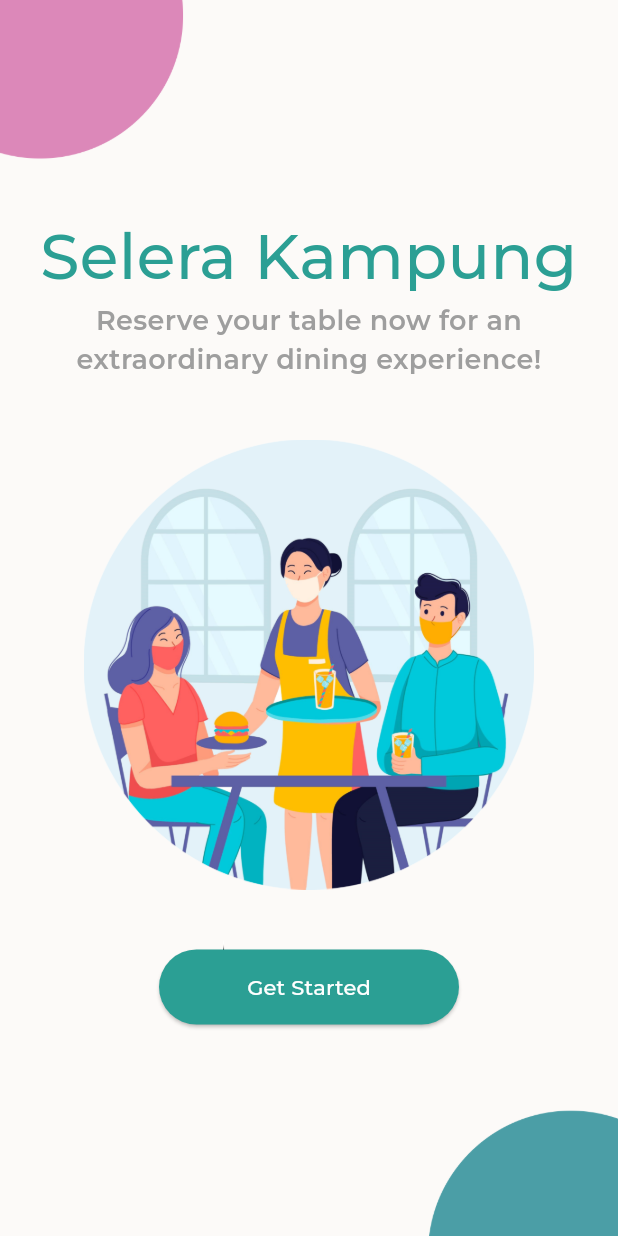
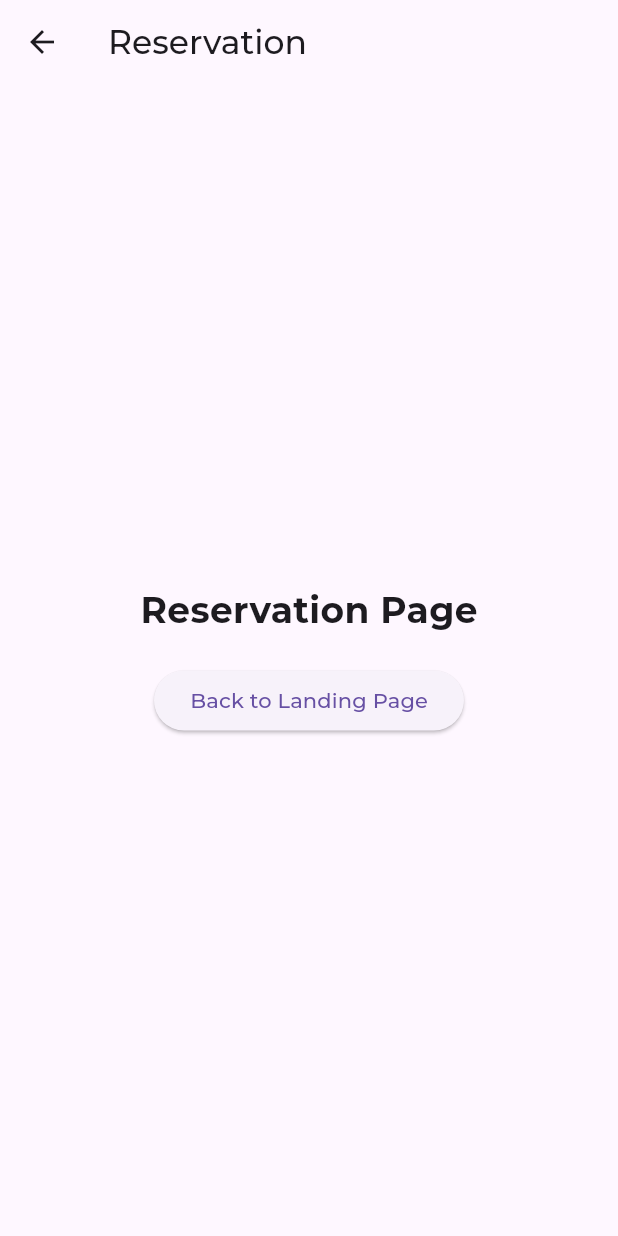
Before and after one commit to haziq-aziz/MUC-Project, a Flutter app: the screen it shows after launch, after a tap on "Get Started", on a phone screen of 412 x 824 dp. Run offline on Flutter 3.47's test engine with Material 3 defaults, Android fonts, the phone set to English and light mode, and no system bars; project files that could hold a hidden picture were left out.

Commit message:
Refactoring the application

```diff
--- /dev/null
+++ b/lib/landingpage.dart
@@ -0,0 +1,76 @@
+import 'package:flutter/material.dart';
+import 'reservationpage.dart';
+
+class LandingPage extends StatelessWidget {
+  const LandingPage({super.key});
+
+  @override
+  Widget build(BuildContext context) {
+    return Scaffold(
+      body: Container(
+        decoration: const BoxDecoration(
+          image: DecorationImage(
+            image:
+                AssetImage('assets/images/background.png'), // RBackground Image
+            fit: BoxFit.cover, // Make the background image fit to the screen
+          ),
+        ),
+        child: Center(
+          child: Column(
+            mainAxisAlignment: MainAxisAlignment.center,
+            children: [
+              const Text(
+                'Selera Kampung',
+                style: TextStyle(
+                    fontSize: 42,
+                    color: Color.fromRGBO(43, 159, 148, 1.0),
+                    fontWeight: FontWeight.w700),
+                textAlign: TextAlign.center,
+              ),
+              const Text(
+                'Reserve your table now for an extraordinary dining experience!',
+                style: TextStyle(
+                    fontSize: 18,
+                    color: Colors.grey,
+                    fontWeight: FontWeight.w600),
+                textAlign: TextAlign.center,
+              ),
+              const SizedBox(height: 20),
+              Container(
+                margin: const EdgeInsets.only(
+                    top: 20, bottom: 30), // Add margin top and bottom here
+                child: Image.asset(
+                  'assets/images/image_landing.png', // Replace with your illustration image
+                  height: 300,
+                ),
+              ),
+              const SizedBox(height: 20),
+              ElevatedButton(
+                onPressed: () {
+                  Navigator.push(
+                      context,
+                      MaterialPageRoute(
+                          builder: (context) =>
+                              ReservationPage())); // Add your action when the button is pressed
+                },
+                style: ButtonStyle(
+                  minimumSize: MaterialStateProperty.all<Size>(const Size(200, 50)),
+                  backgroundColor: MaterialStateProperty.all<Color>(
+                      const Color.fromRGBO(43, 159, 148, 1.0)),
+                  shape: MaterialStateProperty.all<RoundedRectangleBorder>(
+                      RoundedRectangleBorder(
+                    borderRadius: BorderRadius.circular(40.0),
+                  )),
+                ),
+                child: const Text('Get Started',
+                    style: TextStyle(
+                      color: Colors.white,
+                    )),
+              ),
+            ],
+          ),
+        ),
+      ),
+    );
+  }
+}
--- a/lib/main.dart
+++ b/lib/main.dart
@@ -1,81 +1,22 @@
 import 'package:flutter/material.dart';
+import 'landingpage.dart';
 
-void main() => runApp(MyApp());
+void main() {
+  runApp(const RestaurantBooking());
+}
 
-class MyApp extends StatelessWidget {
+class RestaurantBooking extends StatelessWidget {
+  const RestaurantBooking({super.key});
+
   @override
   Widget build(BuildContext context) {
     return MaterialApp(
-      title: 'Discover Your Best Food',
-      theme: ThemeData(primarySwatch: Colors.blue, fontFamily: 'Montserrat'),
-      home: LandingPage(),
+      title: 'Restaurant Booking App',
+      theme: ThemeData(
+        primarySwatch: Colors.blue,
+        fontFamily: 'Montserrat',
+      ),
+      home: const LandingPage(),
     );
   }
 }
-
-class LandingPage extends StatelessWidget {
-  @override
-  Widget build(BuildContext context) {
-    return Scaffold(
-       body: Container(
-        decoration: BoxDecoration(
-          image: DecorationImage(
-            image: AssetImage('assets/images/background.png'), // Replace with your background image asset
-            fit: BoxFit.cover, // Adjust the BoxFit according to your needs
-          ),
-        ),
-        child: Center(
-          child: Column(
-            mainAxisAlignment: MainAxisAlignment.center,
-            children: [
-              Text(
-                'Selera Kampung',
-                style: TextStyle(
-                    fontSize: 42,
-                    color: Color.fromRGBO(43, 159, 148, 1.0),
-                    fontWeight: FontWeight.w500),
-                textAlign: TextAlign.center,
-              ),
-              Text(
-                'Reserve your table now for an extraordinary dining experience!',
-                style: TextStyle(fontSize: 18, color: Colors.grey, fontWeight: FontWeight.w600),
-                textAlign: TextAlign.center,
-              ),
-              SizedBox(height: 20),
-              Container(
-                margin: EdgeInsets.only(
-                    top: 20, bottom: 20), // Add margin top and bottom here
-                child: Image.asset(
-                  'assets/images/image_landing.png', // Replace with your illustration image
-                  height: 300,
-                ),
-              ),
-              SizedBox(height: 20),
-              ElevatedButton(
-                onPressed: () {
-                  // Add your action when the button is pressed
-                },
-                style: ButtonStyle(
-                  minimumSize: MaterialStateProperty.all<Size>(Size(200, 50)),
-                  backgroundColor: MaterialStateProperty.all<Color>(
-                    Color.fromRGBO(43, 159, 148, 1.0)
-                  ),
-                  shape: MaterialStateProperty.all<RoundedRectangleBorder>(
-                    RoundedRectangleBorder(
-                      borderRadius: BorderRadius.circular(40.0)
-                    ,)
-                  ),
-                ),
-                child: Text(
-                  'Get Started',
-                  style: TextStyle(
-                    color: Colors.white,
-                  )),
-              ),
-            ],
-          ),
-        ),
-      ),
-    );
-  }
-}
--- /dev/null
+++ b/lib/reservationpage.dart
@@ -0,0 +1,38 @@
+import 'package:flutter/material.dart';
+import 'landingpage.dart';
+
+class ReservationPage extends StatelessWidget {
+  const ReservationPage({super.key});
+  @override
+  Widget build(BuildContext context) {
+    return Scaffold(
+      appBar: AppBar(
+        title: const Text('Reservation'),
+      ),
+      body: Center(
+        child: Column(
+          mainAxisAlignment: MainAxisAlignment.center,
+          children: [
+            const Text(
+              'Reservation Page',
+              style: TextStyle(
+                fontSize: 24,
+                fontWeight: FontWeight.bold,
+              ),
+            ),
+            const SizedBox(height: 20),
+            ElevatedButton(
+              onPressed: () {
+                Navigator.push(
+                  context,
+                  MaterialPageRoute(builder: (context) => LandingPage()),
+                );
+              },
+              child: const Text('Back to Landing Page'),
+            ),
+          ],
+        ),
+      ),
+    );
+  }
+}
```
